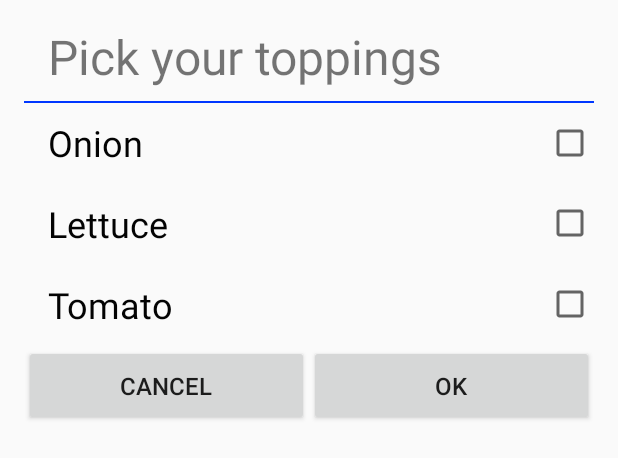
After one commit to vuquoctrong/android_trainning, an Android app: the layout fragment_dialog_check.xml on its own in the app's theme, with its tools: preview values and no code run, on a phone screen of 412 x 824 dp. The commit adds this screen. Shown: the top 458 px of the screen. Run offline under Robolectric (Android 15) with nearby library versions, the phone set to English and light mode, and no system bars.

Commit message:
dialog fragment

```diff
--- a/app/build.gradle
+++ b/app/build.gradle
@@ -1,11 +1,11 @@
 apply plugin: 'com.android.application'
 
 android {
-    compileSdkVersion 28
+    compileSdkVersion 26
     defaultConfig {
         applicationId "com.rikkei.android_trainning"
         minSdkVersion 15
-        targetSdkVersion 28
+        targetSdkVersion 26
         versionCode 1
         versionName "1.0"
         testInstrumentationRunner "android.support.test.runner.AndroidJUnitRunner"
@@ -20,7 +20,7 @@ android {
 
 dependencies {
     implementation fileTree(dir: 'libs', include: ['*.jar'])
-    implementation 'com.android.support:appcompat-v7:28.0.0'
+    implementation 'com.android.support:appcompat-v7:26.0.0'
     implementation 'com.android.support.constraint:constraint-layout:1.1.3'
     testImplementation 'junit:junit:4.12'
     androidTestImplementation 'com.android.support.test:runner:1.0.2'
--- /dev/null
+++ b/app/src/main/res/layout/fragment_dialog_check.xml
@@ -0,0 +1,112 @@
+<?xml version="1.0" encoding="utf-8"?>
+<LinearLayout xmlns:android="http://schemas.android.com/apk/res/android"
+    android:layout_width="match_parent"
+    android:layout_height="300dp"
+    android:orientation="vertical"
+    android:padding="16dp">
+
+    <TextView
+        android:layout_width="wrap_content"
+        android:layout_height="wrap_content"
+        android:layout_marginLeft="16dp"
+        android:layout_marginBottom="8dp"
+        android:text="@string/dialog_check_title"
+        android:textSize="32sp" />
+
+    <TextView
+        android:layout_width="match_parent"
+        android:layout_height="1dp"
+        android:background="#0037FF" />
+
+    <LinearLayout
+        android:layout_width="match_parent"
+        android:layout_height="match_parent"
+        android:orientation="vertical">
+
+        <FrameLayout
+            android:layout_width="match_parent"
+            android:layout_height="0dp"
+            android:layout_weight="1">
+
+            <TextView
+                android:layout_width="wrap_content"
+                android:layout_height="wrap_content"
+                android:layout_gravity="center_vertical"
+                android:layout_marginLeft="16dp"
+                android:text="@string/dialog_check_1"
+                android:textColor="#030303"
+                android:textSize="24sp" />
+
+            <CheckBox
+                android:id="@+id/cbOnion"
+                android:layout_width="wrap_content"
+                android:layout_height="wrap_content"
+                android:layout_gravity="center_vertical|right" />
+        </FrameLayout>
+
+        <FrameLayout
+            android:layout_width="match_parent"
+            android:layout_height="0dp"
+            android:layout_weight="1">
+
+            <TextView
+                android:layout_width="wrap_content"
+                android:layout_height="wrap_content"
+                android:layout_gravity="center_vertical"
+                android:layout_marginLeft="16dp"
+                android:text="@string/dialog_check_2"
+                android:textColor="#030303"
+                android:textSize="24sp" />
+
+            <CheckBox
+                android:id="@+id/cbLettuce"
+                android:layout_width="wrap_content"
+                android:layout_height="wrap_content"
+                android:layout_gravity="center_vertical|right" />
+        </FrameLayout>
+
+        <FrameLayout
+            android:layout_width="match_parent"
+            android:layout_height="0dp"
+            android:layout_weight="1">
+
+            <TextView
+                android:layout_width="wrap_content"
+                android:layout_height="wrap_content"
+                android:layout_gravity="center_vertical"
+                android:layout_marginLeft="16dp"
+                android:text="@string/dialog_check_3"
+                android:textColor="#030303"
+                android:textSize="24sp" />
+
+            <CheckBox
+                android:id="@+id/cbTomato"
+                android:layout_width="wrap_content"
+                android:layout_height="wrap_content"
+                android:layout_gravity="center_vertical|right" />
+        </FrameLayout>
+
+        <LinearLayout
+            android:layout_width="match_parent"
+            android:layout_height="0dp"
+            android:layout_weight="1"
+            android:orientation="horizontal">
+
+            <Button
+                android:id="@+id/btnCancel"
+                android:textSize="16sp"
+                android:text="Cancel"
+                android:layout_weight="1"
+                android:layout_width="0dp"
+                android:layout_height="match_parent" />
+            <Button
+                android:id="@+id/btnOk"
+                android:text="OK"
+                android:textSize="16sp"
+                android:layout_weight="1"
+                android:layout_width="0dp"
+                android:layout_height="match_parent" />
+
+        </LinearLayout>
+    </LinearLayout>
+</LinearLayout>
--- a/app/src/main/res/values/colors.xml
+++ b/app/src/main/res/values/colors.xml
@@ -3,4 +3,5 @@
     <color name="colorPrimary">#008577</color>
     <color name="colorPrimaryDark">#00574B</color>
     <color name="colorAccent">#D81B60</color>
+    <color name="brightness">#1D69A0</color>
 </resources>
--- a/app/src/main/res/values/strings.xml
+++ b/app/src/main/res/values/strings.xml
@@ -1,3 +1,10 @@
 <resources>
     <string name="app_name">android_trainning</string>
+
+    <string name="dialog_check_title">Pick your toppings</string>
+    <string name="dialog_check_1">Onion</string>
+    <string name="dialog_check_2">Lettuce</string>
+    <string name="dialog_check_3">Tomato</string>
+    <string name="dialog_brightcontent">Automatic brightness</string>
+
 </resources>
```
Also changed, not shown: app/src/main/java/com/rikkei/android_trainning/CheckDiaLog.java (added, +24 -0 lines), app/src/main/java/com/rikkei/android_trainning/MainActivity.java (+71 -0 lines), app/src/main/res/drawable/background_fill.xml (added, +19 -0 lines), app/src/main/res/drawable/progress.xml (added, +11 -0 lines), app/src/main/res/drawable/progress_fill.xml (added, +19 -0 lines), app/src/main/res/drawable/thumb.xml (added, +14 -0 lines), app/src/main/res/layout/activity_main.xml (+24 -5 lines), app/src/main/res/layout/fragment_dialog_brightness.xml (added, +93 -0 lines), app/src/main/res/layout/fragment_dialog_textmessage.xml (added, +90 -0 lines), app/src/main/res/values/styles.xml (+13 -1 lines), app/src/main/res/drawable/brightness.png (added).
